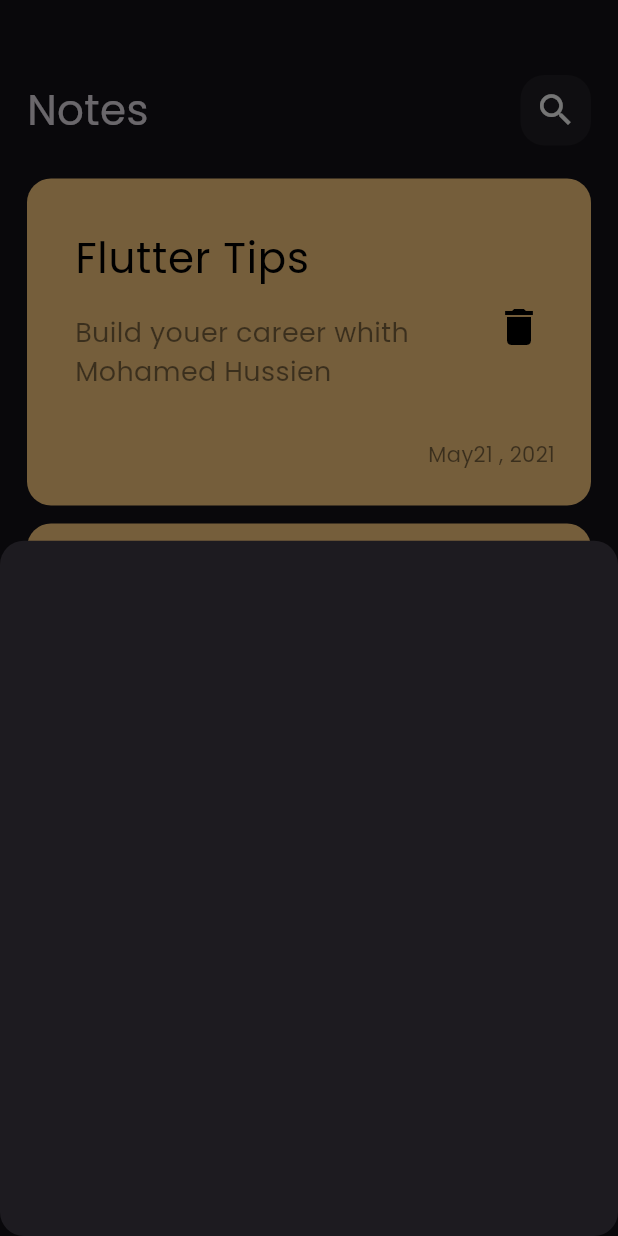
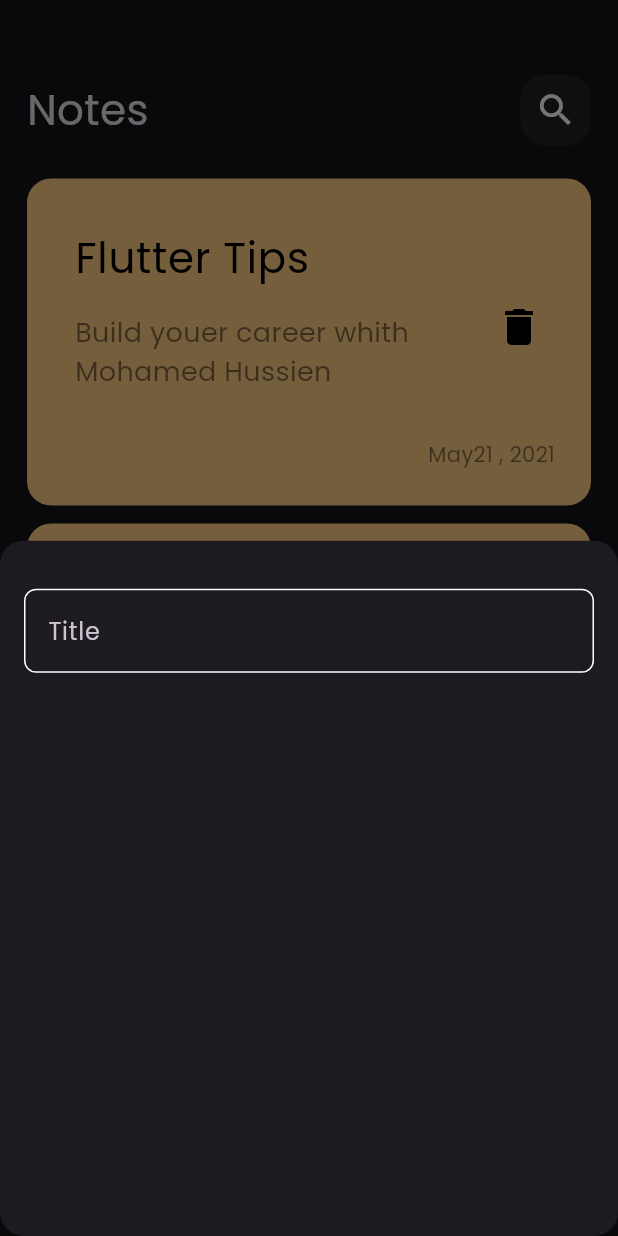
Before and after one commit to Mohamed-Husien/notes_app, a Flutter app: the screen it shows after launch, after a tap on the "add" icon, on a phone screen of 412 x 824 dp. Run offline on Flutter 3.47's test engine with Material 3 defaults, Android fonts, the phone set to English and light mode, and no system bars.

Commit message:
create custom text field

```diff
--- /dev/null
+++ b/lib/constants.dart
@@ -0,0 +1,3 @@
+import 'package:flutter/material.dart';
+
+const kPrimaryColor = Color(0xff62FCD7);
--- a/lib/views/widget/add_note_bottom_sheet.dart
+++ b/lib/views/widget/add_note_bottom_sheet.dart
@@ -1,10 +1,21 @@
 import 'package:flutter/material.dart';
+import 'package:note_app/views/widget/custom_text_field.dart';
 
 class AddNoteBottomSheet extends StatelessWidget {
   const AddNoteBottomSheet({super.key});
 
   @override
   Widget build(BuildContext context) {
-    return Container();
+    return const Padding(
+      padding: EdgeInsets.symmetric(horizontal: 16),
+      child: Column(
+        children: [
+          SizedBox(
+            height: 32,
+          ),
+          CustomTextField(),
+        ],
+      ),
+    );
   }
 }
--- /dev/null
+++ b/lib/views/widget/custom_text_field.dart
@@ -0,0 +1,25 @@
+import 'package:flutter/material.dart';
+import 'package:note_app/constants.dart';
+
+class CustomTextField extends StatelessWidget {
+  const CustomTextField({super.key});
+
+  @override
+  Widget build(BuildContext context) {
+    return TextField(
+      cursorColor: kPrimaryColor,
+      decoration: InputDecoration(
+        hintText: 'Title',
+        border: buildBorder(),
+        enabledBorder: buildBorder(),
+        focusedBorder: buildBorder(kPrimaryColor),
+      ),
+    );
+  }
+
+  OutlineInputBorder buildBorder([color]) {
+    return OutlineInputBorder(
+        borderRadius: BorderRadius.circular(8),
+        borderSide: BorderSide(color: color ?? Colors.white));
+  }
+}
```
